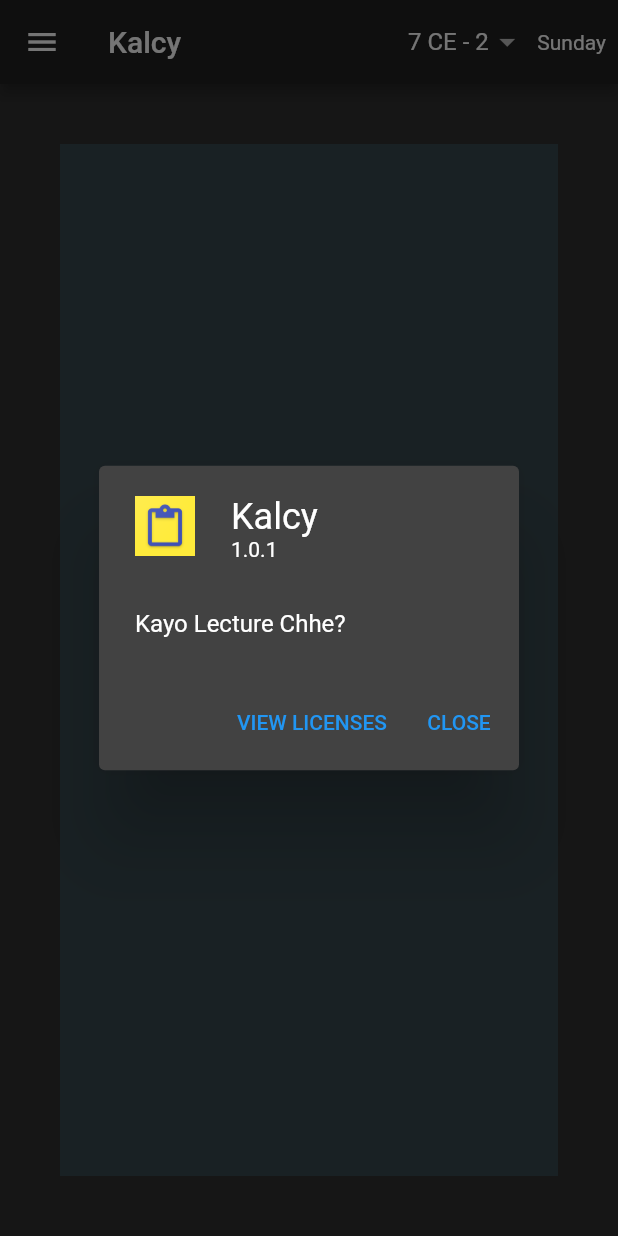
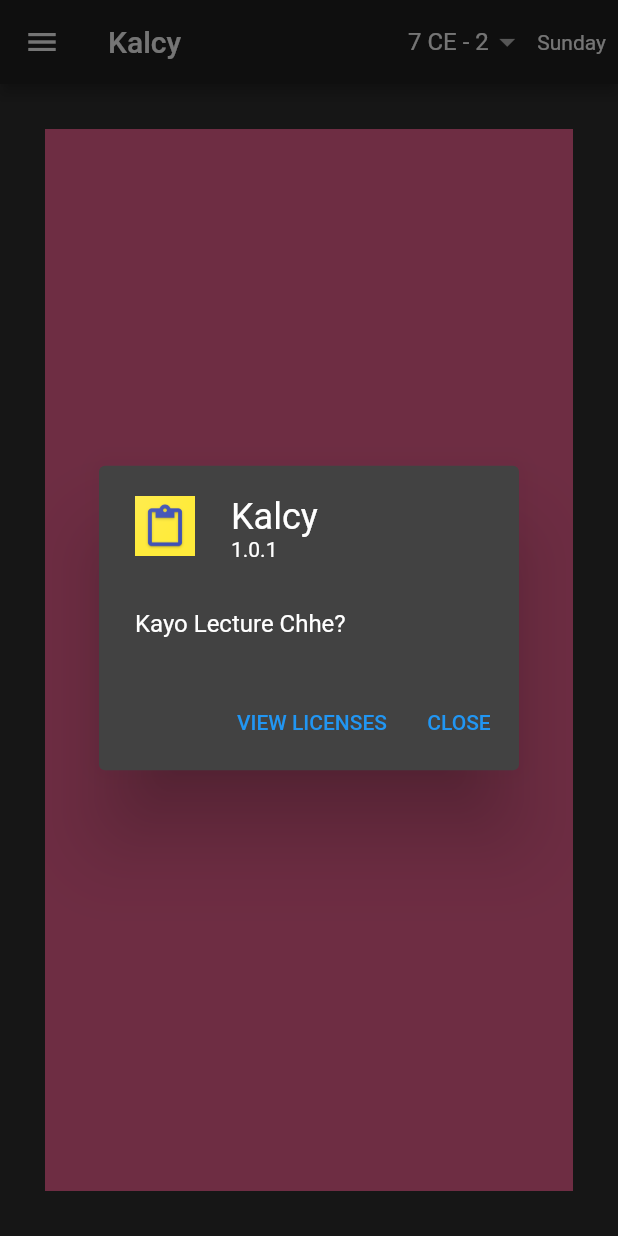
Before and after one commit to piedcipher/kalcy, a Flutter app: the screen it shows after launch, in the side drawer, after a tap on "About", on a phone screen of 412 x 824 dp. Run offline on Flutter 3.47's test engine with Material 2 defaults, Android fonts, the phone set to English and light mode, and no system bars; drawn by our look-alikes of flip_card; our stand-ins replace shared_preferences.

Commit message:
:office: added lab location, updated ui

```diff
--- a/lib/ui/home.dart
+++ b/lib/ui/home.dart
@@ -19,7 +19,6 @@ class HomePage extends StatefulWidget {
 class _HomePageState extends State<HomePage> {
   int _weekDay = DateTime.now().weekday;
   String _class = '7CE2';
-  String _theme = 'Dark';
 
   @override
   void initState() {
@@ -31,7 +30,6 @@ class _HomePageState extends State<HomePage> {
     var sharedPreferences = await SharedPreferences.getInstance();
     setState(() {
       _class = sharedPreferences.getString('class') ?? '7CE2';
-      _theme = sharedPreferences.getString('theme') ?? 'Dark';
     });
   }
 
@@ -52,7 +50,11 @@ class _HomePageState extends State<HomePage> {
                       fontStyle: FontStyle.italic),
                 ),
                 isThreeLine: true,
-                subtitle: Text(professors[lecture].toString()),
+                subtitle: Text(professors[_class.substring(0, 3)][
+                        lecture.contains('Lab')
+                            ? lecture.split('-')[0].trim()
+                            : lecture]
+                    .toString()),
                 title: Text(
                   lecture,
                   style: TextStyle(
@@ -64,7 +66,6 @@ class _HomePageState extends State<HomePage> {
     }
     return Scaffold(
         appBar: AppBar(
-          brightness: _theme == 'Light' ? Brightness.light : Brightness.dark,
           title: Text('Kalcy'),
           actions: <Widget>[
             GestureDetector(
@@ -211,13 +212,10 @@ class _HomePageState extends State<HomePage> {
           child: ListView(
             children: <Widget>[
               DrawerHeader(
-                decoration: BoxDecoration(
-                    color: _theme == 'Dark'
-                        ? Colors.blueGrey[800]
-                        : Colors.blue[100]),
+                decoration: BoxDecoration(color: Colors.yellow[300]),
                 child: Center(
                     child: FlutterLogo(
-                  colors: Colors.yellow,
+                  colors: Colors.indigo,
                   size: 50,
                 )),
               ),
@@ -231,9 +229,6 @@ class _HomePageState extends State<HomePage> {
                     Navigator.pushNamed(context, '/department');
                   },
                 ),
-              ),
-              Divider(
-                color: Colors.white,
               ),
               InkWell(
                 splashColor: Colors.white,
@@ -271,24 +266,23 @@ class _HomePageState extends State<HomePage> {
           ),
         ),
         body: FlipCard(
-          front: FrontCard(frontData, _theme),
-          back: BackCard(_theme),
+          front: FrontCard(frontData),
+          back: BackCard(),
         ));
   }
 }
 
 class FrontCard extends StatelessWidget {
   final dynamic _data;
-  final dynamic _theme;
 
-  FrontCard(this._data, this._theme);
+  FrontCard(this._data);
 
   @override
   Widget build(BuildContext context) {
     return Center(
       child: Container(
-        color: _theme == 'Dark' ? Colors.blueGrey[800] : Colors.amber[800],
-        margin: EdgeInsets.all(40),
+        color: Colors.pink[300],
+        margin: EdgeInsets.all(30),
         width: double.infinity,
         height: double.infinity,
         child: Center(
@@ -311,15 +305,11 @@ class FrontCard extends StatelessWidget {
 }
 
 class BackCard extends StatelessWidget {
-  final dynamic _theme;
-
-  BackCard(this._theme);
-
   @override
   Widget build(BuildContext context) {
     return Center(
       child: Container(
-        color: _theme == 'Dark' ? Colors.blueGrey[800] : Colors.amber[800],
+        color: Colors.pink[300],
         margin: EdgeInsets.all(40),
         width: double.infinity,
         height: double.infinity,
```
